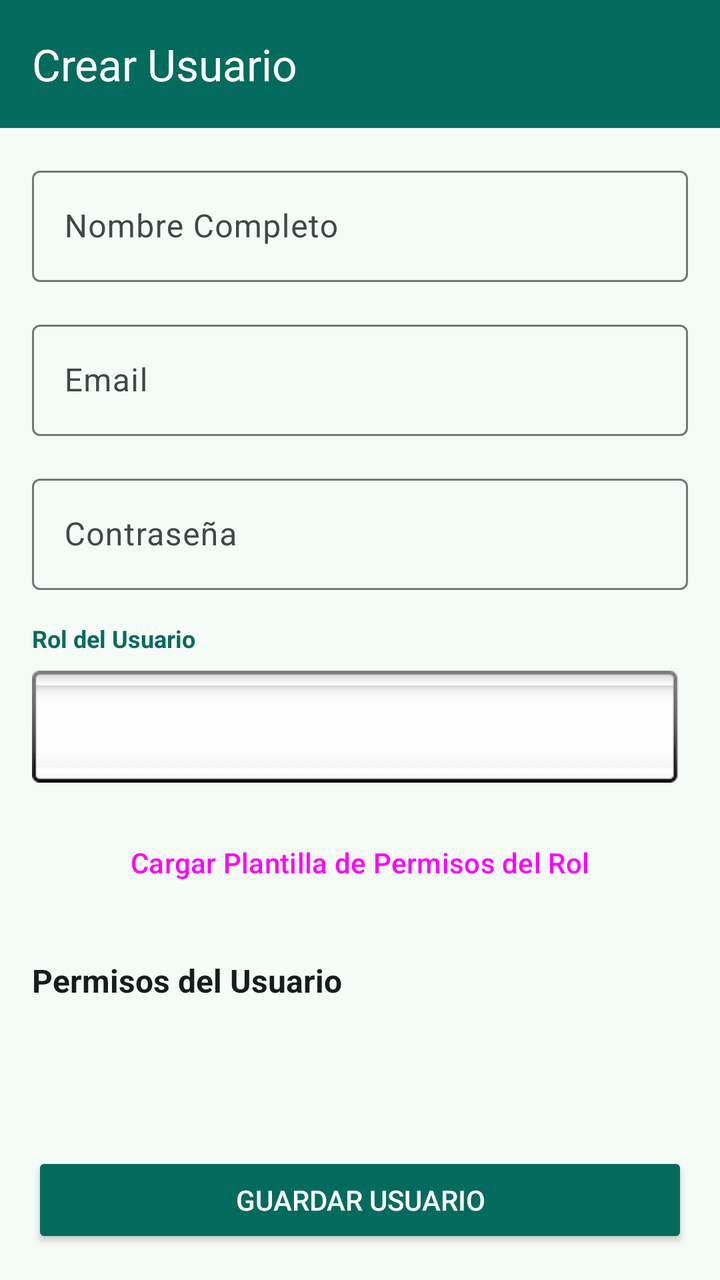
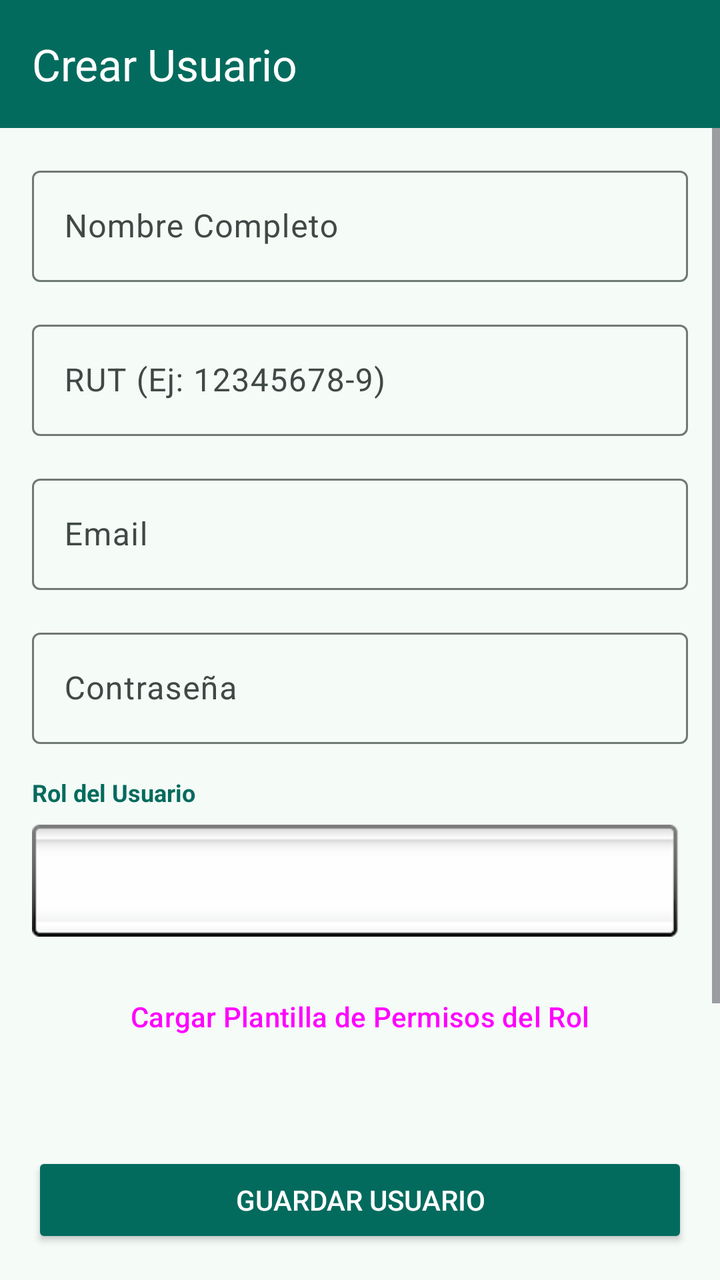

Screens rendered from an Android XML layout before and after an edit, with the pre-edit source and the edit as a unified diff.
<!-- AndroidManifest.xml: application theme AppTheme -->
<!-- res/layout/activity_crear_usuario.xml -->
<?xml version="1.0" encoding="utf-8"?>
<LinearLayout xmlns:android="http://schemas.android.com/apk/res/android"
    xmlns:app="http://schemas.android.com/apk/res-auto"
    android:layout_width="match_parent"
    android:layout_height="match_parent"
    android:orientation="vertical"
    android:background="@color/md_theme_background">

    
    <com.google.android.material.appbar.AppBarLayout
        android:layout_width="match_parent"
        android:layout_height="wrap_content"
        android:theme="@style/ThemeOverlay.AppCompat.Dark.ActionBar">

        <androidx.appcompat.widget.Toolbar
            android:id="@+id/toolbar"
            android:layout_width="match_parent"
            android:layout_height="?attr/actionBarSize"
            android:background="@color/md_theme_primary"
            app:popupTheme="@style/ThemeOverlay.AppCompat.Light"
            app:title="Crear Usuario"
            app:titleTextColor="@color/md_theme_onPrimary" />

    </com.google.android.material.appbar.AppBarLayout>

    <ScrollView
        android:layout_width="match_parent"
        android:layout_height="0dp"
        android:layout_weight="1"
        android:fillViewport="true">

        <LinearLayout
            android:layout_width="match_parent"
            android:layout_height="wrap_content"
            android:orientation="vertical"
            android:padding="16dp">

            
            <com.google.android.material.textfield.TextInputLayout
                android:layout_width="match_parent"
                android:layout_height="wrap_content"
                android:hint="Nombre Completo"
                android:layout_marginBottom="16dp"
                app:boxBackgroundMode="outline">

                <com.google.android.material.textfield.TextInputEditText
                    android:id="@+id/etNombreUsuario"
                    android:layout_width="match_parent"
                    android:layout_height="wrap_content"
                    android:inputType="textPersonName" />

            </com.google.android.material.textfield.TextInputLayout>

            
            <com.google.android.material.textfield.TextInputLayout
                android:layout_width="match_parent"
                android:layout_height="wrap_content"
                android:hint="Email"
                android:layout_marginBottom="16dp"
                app:boxBackgroundMode="outline">

                <com.google.android.material.textfield.TextInputEditText
                    android:id="@+id/etEmailUsuario"
                    android:layout_width="match_parent"
                    android:layout_height="wrap_content"
                    android:inputType="textEmailAddress" />

            </com.google.android.material.textfield.TextInputLayout>

            
            <com.google.android.material.textfield.TextInputLayout
                android:layout_width="match_parent"
                android:layout_height="wrap_content"
                android:hint="Contraseña"
                android:layout_marginBottom="16dp"
                app:boxBackgroundMode="outline">

                <com.google.android.material.textfield.TextInputEditText
                    android:id="@+id/etPasswordUsuario"
                    android:layout_width="match_parent"
                    android:layout_height="wrap_content"
                    android:inputType="textPassword" />

            </com.google.android.material.textfield.TextInputLayout>

            
            <TextView
                android:layout_width="match_parent"
                android:layout_height="wrap_content"
                android:text="Rol del Usuario"
                android:textSize="12sp"
                android:textStyle="bold"
                android:textColor="@color/md_theme_primary"
                android:layout_marginBottom="8dp" />

            <Spinner
                android:id="@+id/spinnerRolUsuario"
                android:layout_width="match_parent"
                android:layout_height="wrap_content"
                android:minHeight="48dp"
                android:layout_marginBottom="16dp"
                android:background="@android:drawable/spinner_background" />

            
            <Button
                android:id="@+id/btnCargarPlantilla"
                style="@style/Widget.Material3.Button.OutlinedButton"
                android:layout_width="match_parent"
                android:layout_height="wrap_content"
                android:text="Cargar Plantilla de Permisos del Rol"
                android:layout_marginBottom="24dp" />

            
            <TextView
                android:layout_width="match_parent"
                android:layout_height="wrap_content"
                android:text="Permisos del Usuario"
                android:textSize="16sp"
                android:textStyle="bold"
                android:textColor="@color/md_theme_onBackground"
                android:layout_marginBottom="16dp" />

            
            <LinearLayout
                android:id="@+id/layoutPermisos"
                android:layout_width="match_parent"
                android:layout_height="wrap_content"
                android:orientation="vertical"
                android:layout_marginBottom="16dp" />

        </LinearLayout>

    </ScrollView>

    
    <Button
        android:id="@+id/btnGuardarUsuario"
        android:layout_width="match_parent"
        android:layout_height="wrap_content"
        android:layout_margin="16dp"
        android:text="Guardar Usuario"
        android:textColor="@color/md_theme_onPrimary"
        app:backgroundTint="@color/md_theme_primary" />

</LinearLayout>
<!-- resources referenced by this layout -->
<resources>
  <color name="md_theme_background">#F5FBF7</color>
  <color name="md_theme_onBackground">#171D1B</color>
  <color name="md_theme_onPrimary">#FFFFFF</color>
  <color name="md_theme_primary">#036B5D</color>
  <color name="md_theme_primaryContainer">#9FF2E0</color>
  <color name="md_theme_onPrimaryContainer">#005045</color>
  <color name="md_theme_secondary">#016B5D</color>
  <color name="md_theme_onSecondary">#FFFFFF</color>
  <color name="md_theme_secondaryContainer">#9FF2E1</color>
  <color name="md_theme_onSecondaryContainer">#005046</color>
  <color name="md_theme_tertiary">#016B5D</color>
  <color name="md_theme_onTertiary">#FFFFFF</color>
  <color name="md_theme_tertiaryContainer">#9FF2E1</color>
  <color name="md_theme_onTertiaryContainer">#005046</color>
  <color name="md_theme_error">#BA1A1A</color>
  <color name="md_theme_onError">#FFFFFF</color>
  <color name="md_theme_errorContainer">#FFDAD6</color>
  <color name="md_theme_onErrorContainer">#93000A</color>
  <color name="md_theme_surface">#F5FBF7</color>
  <color name="md_theme_onSurface">#171D1B</color>
  <color name="md_theme_surfaceVariant">#DAE5E1</color>
  <color name="md_theme_onSurfaceVariant">#3F4946</color>
  <color name="md_theme_outline">#6F7976</color>
  <color name="md_theme_outlineVariant">#BEC9C5</color>
  <color name="md_theme_inverseSurface">#2B3230</color>
  <color name="md_theme_inverseOnSurface">#ECF2EF</color>
  <color name="md_theme_inversePrimary">#84D5C4</color>
  <color name="md_theme_primaryFixed">#9FF2E0</color>
  <color name="md_theme_onPrimaryFixed">#00201B</color>
  <color name="md_theme_primaryFixedDim">#84D5C4</color>
  <color name="md_theme_onPrimaryFixedVariant">#005045</color>
  <color name="md_theme_secondaryFixed">#9FF2E1</color>
  <color name="md_theme_onSecondaryFixed">#00201B</color>
  <color name="md_theme_secondaryFixedDim">#83D5C5</color>
  <color name="md_theme_onSecondaryFixedVariant">#005046</color>
  <color name="md_theme_tertiaryFixed">#9FF2E1</color>
  <color name="md_theme_onTertiaryFixed">#00201B</color>
  <color name="md_theme_tertiaryFixedDim">#83D5C5</color>
  <color name="md_theme_onTertiaryFixedVariant">#005046</color>
  <color name="md_theme_surfaceDim">#D5DBD8</color>
  <color name="md_theme_surfaceBright">#F5FBF7</color>
  <color name="md_theme_surfaceContainerLowest">#FFFFFF</color>
  <color name="md_theme_surfaceContainerLow">#EFF5F2</color>
  <color name="md_theme_surfaceContainer">#E9EFEC</color>
  <color name="md_theme_surfaceContainerHigh">#E3EAE6</color>
  <color name="md_theme_surfaceContainerHighest">#DEE4E1</color>
  <!-- unchanged entries left out for length: 1 -->
</resources>

<!-- the commit's change to res/layout/activity_crear_usuario.xml (unified diff, before → after) -->
@@ -48,7 +48,21 @@
                     android:layout_width="match_parent"
                     android:layout_height="wrap_content"
                     android:inputType="textPersonName" />
+            </com.google.android.material.textfield.TextInputLayout>
 
+            
+            <com.google.android.material.textfield.TextInputLayout
+                android:layout_width="match_parent"
+                android:layout_height="wrap_content"
+                android:hint="RUT (Ej: 12345678-9)"
+                android:layout_marginBottom="16dp"
+                app:boxBackgroundMode="outline">
+
+                <com.google.android.material.textfield.TextInputEditText
+                    android:id="@+id/etRutUsuario"
+                    android:layout_width="match_parent"
+                    android:layout_height="wrap_content"
+                    android:inputType="text" />
             </com.google.android.material.textfield.TextInputLayout>
 
             
@@ -64,7 +78,6 @@
                     android:layout_width="match_parent"
                     android:layout_height="wrap_content"
                     android:inputType="textEmailAddress" />
-
             </com.google.android.material.textfield.TextInputLayout>
 
             
@@ -80,7 +93,6 @@
                     android:layout_width="match_parent"
                     android:layout_height="wrap_content"
                     android:inputType="textPassword" />
-
             </com.google.android.material.textfield.TextInputLayout>
 
             
